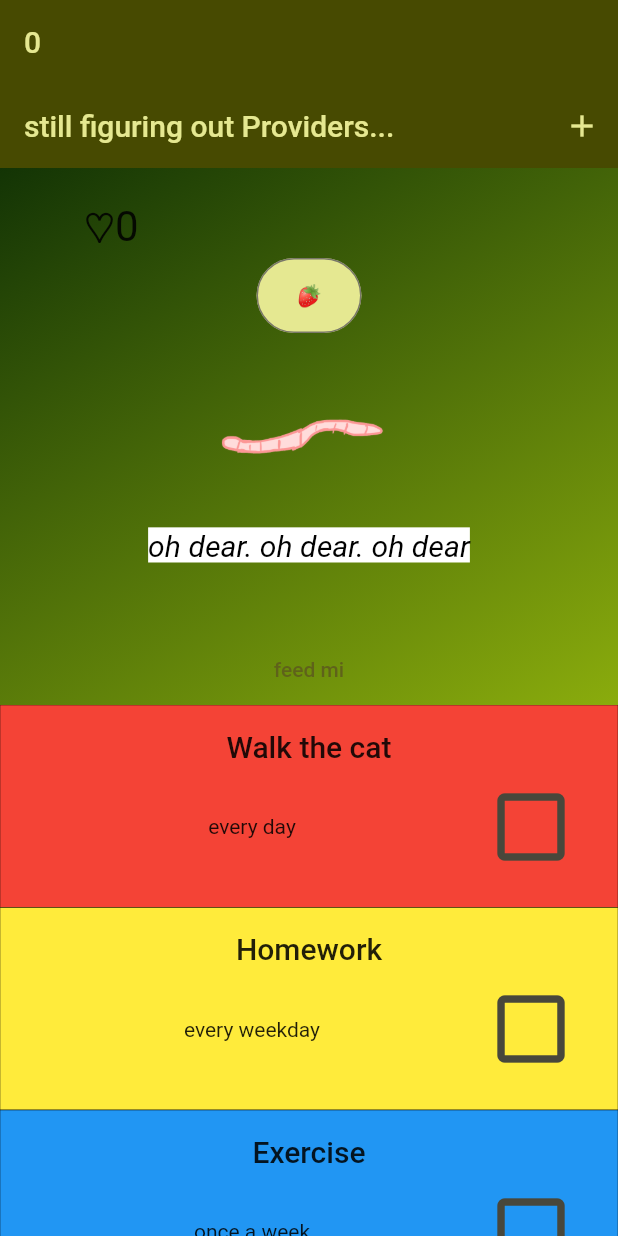
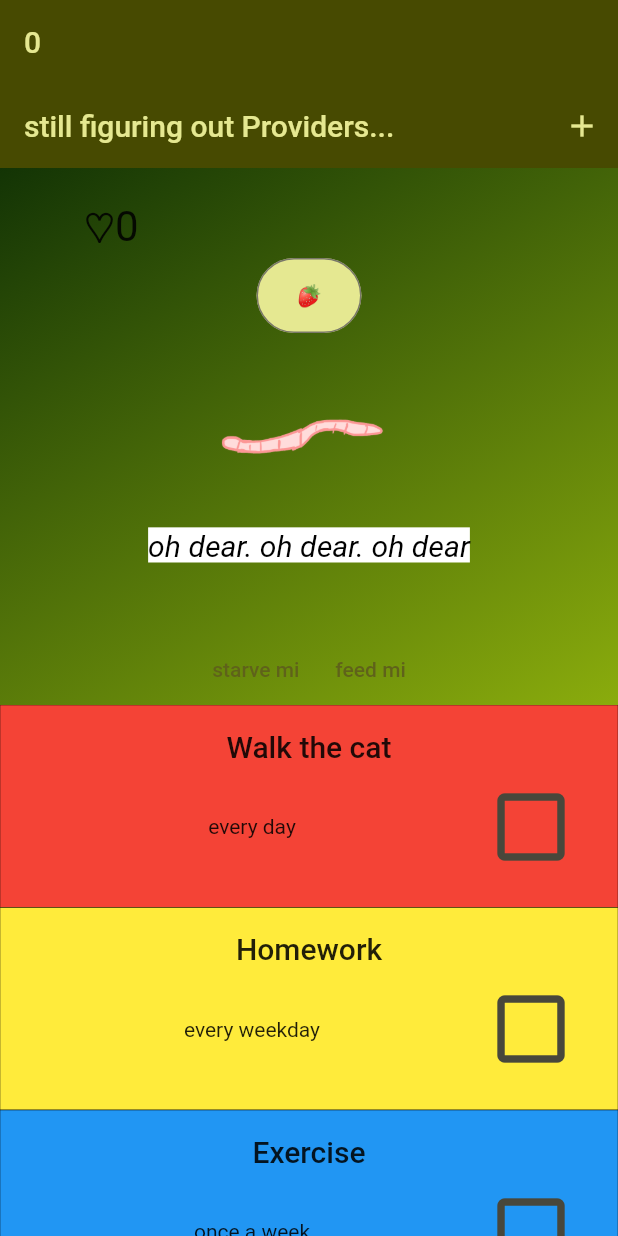
Before and after one commit to abbymachines/habit_vpet, a Flutter app: the screen it shows after launch, on a phone screen of 412 x 824 dp. Run offline on Flutter 3.47's test engine with Material 2 defaults, Android fonts, the phone set to English and light mode, and no system bars; our stand-ins replace flutter_riverpod, riverpod_annotation.

Commit message:
implement decrementHealth method inside of health_provider, add to button in habit_vpet.dart

```diff
--- a/lib/habit_vpet.dart
+++ b/lib/habit_vpet.dart
@@ -7,12 +7,12 @@ import 'package:habit_vpet/widgets/heart_bar/heart_bar.dart';
 import 'package:habit_vpet/models/habit.dart';
 import 'package:habit_vpet/widgets/habit_list/habit_list.dart';
 import 'package:habit_vpet/widgets/new_habit.dart';
-import 'package:habit_vpet/widgets/pet/pet_widget.dart';
+
 import 'package:habit_vpet/widgets/pet/frame_changer.dart';
 import 'package:habit_vpet/data/dummy_data.dart';
 import 'package:habit_vpet/widgets/state/health.dart';
 import 'package:flutter_riverpod/flutter_riverpod.dart';
-import 'package:habit_vpet/widgets/pet/pet_widget.dart';
+
 import 'package:habit_vpet/widgets/pet/pet.dart';
 import 'package:habit_vpet/providers/health_provider.dart';
 
@@ -130,11 +130,21 @@ class _HabitVpetState extends ConsumerState<HabitVpet> {
             const SizedBox(height: 20),
             PetStatusMessage(health),
             const SizedBox(height: 20),
-            TextButton(
-              onPressed: () {
-                ref.read(healthProvider.notifier).incrementHealth(health);
-              },
-              child: Text('feed mi'),
+            Row(
+              mainAxisAlignment: MainAxisAlignment.center,
+              children: [
+                TextButton(
+                    onPressed: () {
+                      ref.read(healthProvider.notifier).decrementHealth(health);
+                    },
+                    child: Text('starve mi')),
+                TextButton(
+                  onPressed: () {
+                    ref.read(healthProvider.notifier).incrementHealth(health);
+                  },
+                  child: Text('feed mi'),
+                ),
+              ],
             ),
             Expanded(
               flex: 5,
--- a/lib/main.dart
+++ b/lib/main.dart
@@ -3,7 +3,6 @@ import 'package:flutter_riverpod/flutter_riverpod.dart';
 import 'package:riverpod_annotation/riverpod_annotation.dart'; // NEED TO ADD TO PUBSPEC
 
 import 'package:habit_vpet/habit_vpet.dart';
-import 'package:habit_vpet/widgets/pet/pet_widget.dart';
 
 var kColorScheme = ColorScheme.fromSeed(
   seedColor: const Color.fromARGB(255, 130, 134, 12),
--- a/lib/providers/health_provider.dart
+++ b/lib/providers/health_provider.dart
@@ -10,6 +10,12 @@ class HealthNotifier extends StateNotifier<int> {
       state = (health += 1);
     }
   }
+
+  void decrementHealth(int health) {
+    if (health > 0) {
+      state = (health -= 1);
+    }
+  }
 }
 
 final healthProvider = StateNotifierProvider<HealthNotifier, int>((ref) {
```
